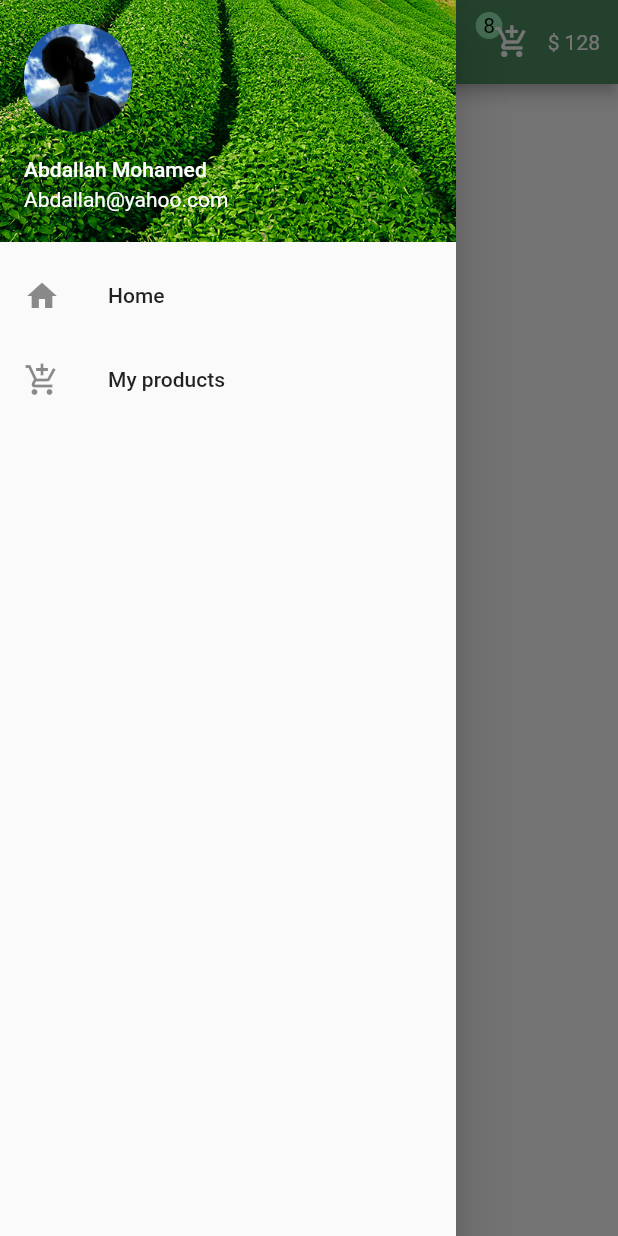
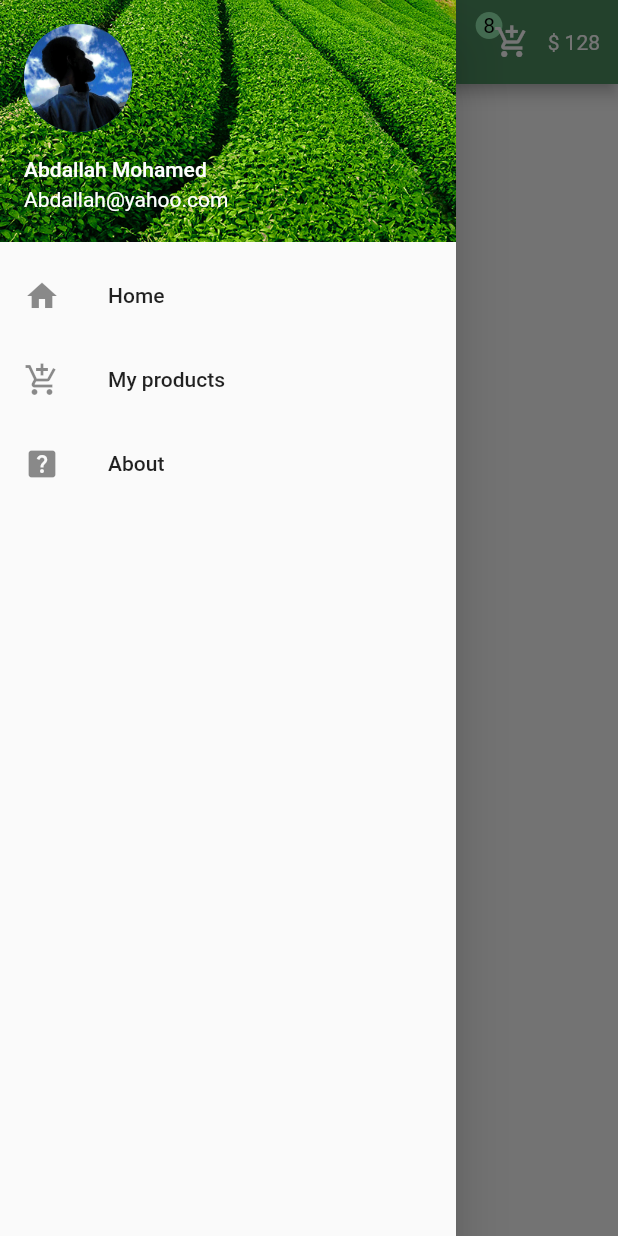
Before and after one commit to Abdallah-Mohamed-Abdallah-AbdulRazzaq/flower_app, a Flutter app: the screen it shows after launch, with the side drawer open, on a phone screen of 412 x 824 dp. Run offline on Flutter 3.47's test engine with Material 2 defaults, Android fonts, the phone set to English and light mode, and no system bars.

Commit message:
add the second ListTile

```diff
--- a/lib/pages/home.dart
+++ b/lib/pages/home.dart
@@ -24,10 +24,9 @@ class Home extends StatelessWidget {
                   color: Color.fromARGB(255, 255, 255, 255),
                 )),
           ),
-          ListTile(
-              title: Text("Home"), leading: Icon(Icons.home), onTap: () {}),
-          ListTile(
-              title: Text("My products"),leading: Icon(Icons.add_shopping_cart),onTap: () {}),
+          ListTile(title: Text("Home"), leading: Icon(Icons.home), onTap: () {}),
+          ListTile(title: Text("My products"),leading: Icon(Icons.add_shopping_cart),onTap: () {}),
+          ListTile(title: Text("About"),leading: Icon(Icons.help_center),onTap: () {}),
         ],
       )),
       appBar: AppBar(
```
